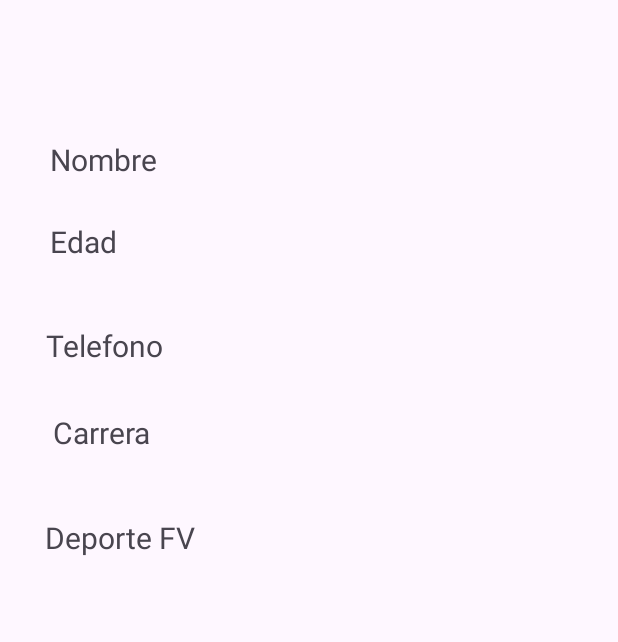
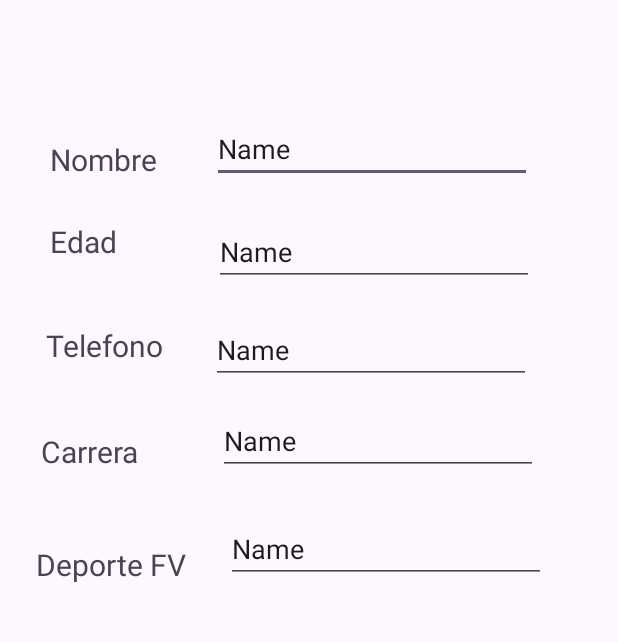
Before and after one commit to saidscv23/SegundaParcial, an Android app: the screen it shows after launch (MainActivity), on a phone screen of 412 x 824 dp, the part 324-966 px from its top. Run offline under Robolectric (Android 15) with nearby library versions, the phone set to English and light mode, and no system bars.

Commit message:
creacion de los txt de datos personales

```diff
--- a/app/src/main/res/layout/activity_main.xml
+++ b/app/src/main/res/layout/activity_main.xml
@@ -5,6 +5,42 @@
     android:layout_width="match_parent"
     android:layout_height="match_parent"
     tools:context=".MainActivity">
+
+    <EditText
+        android:id="@+id/txt_nombre"
+        android:layout_width="wrap_content"
+        android:layout_height="wrap_content"
+        android:layout_alignParentEnd="true"
+        android:layout_alignParentBottom="true"
+        android:layout_marginEnd="57dp"
+        android:layout_marginBottom="486dp"
+        android:ems="10"
+        android:inputType="text"
+        android:text="Name" />
+
+    <EditText
+        android:id="@+id/txt_telefono"
+        android:layout_width="wrap_content"
+        android:layout_height="wrap_content"
+        android:layout_alignParentEnd="true"
+        android:layout_alignParentBottom="true"
+        android:layout_marginEnd="58dp"
+        android:layout_marginBottom="352dp"
+        android:ems="10"
+        android:inputType="text"
+        android:text="Name" />
+
+    <EditText
+        android:id="@+id/txt_carrrera"
+        android:layout_width="wrap_content"
+        android:layout_height="wrap_content"
+        android:layout_alignParentEnd="true"
+        android:layout_alignParentBottom="true"
+        android:layout_marginEnd="53dp"
+        android:layout_marginBottom="291dp"
+        android:ems="10"
+        android:inputType="text"
+        android:text="Name" />
 
     <TextView
         android:layout_width="wrap_content"
@@ -55,8 +91,8 @@
         android:layout_height="wrap_content"
         android:layout_alignParentEnd="true"
         android:layout_alignParentBottom="true"
-        android:layout_marginEnd="311dp"
-        android:layout_marginBottom="306dp"
+        android:layout_marginEnd="319dp"
+        android:layout_marginBottom="293dp"
         android:text="Carrera"
         android:textSize="20sp" />
 
@@ -66,9 +102,33 @@
         android:layout_height="wrap_content"
         android:layout_alignParentEnd="true"
         android:layout_alignParentBottom="true"
-        android:layout_marginEnd="282dp"
-        android:layout_marginBottom="236dp"
+        android:layout_marginEnd="288dp"
+        android:layout_marginBottom="218dp"
         android:text="Deporte FV"
         android:textSize="20sp" />
 
+    <EditText
+        android:id="@+id/txt_deporte"
+        android:layout_width="wrap_content"
+        android:layout_height="wrap_content"
+        android:layout_alignParentEnd="true"
+        android:layout_alignParentBottom="true"
+        android:layout_marginEnd="48dp"
+        android:layout_marginBottom="219dp"
+        android:ems="10"
+        android:inputType="text"
+        android:text="Name" />
+
+    <EditText
+        android:id="@+id/txt_edad"
+        android:layout_width="wrap_content"
+        android:layout_height="wrap_content"
+        android:layout_alignParentEnd="true"
+        android:layout_alignParentBottom="true"
+        android:layout_marginEnd="56dp"
+        android:layout_marginBottom="417dp"
+        android:ems="10"
+        android:inputType="text"
+        android:text="Name" />
+
 </RelativeLayout>
```
